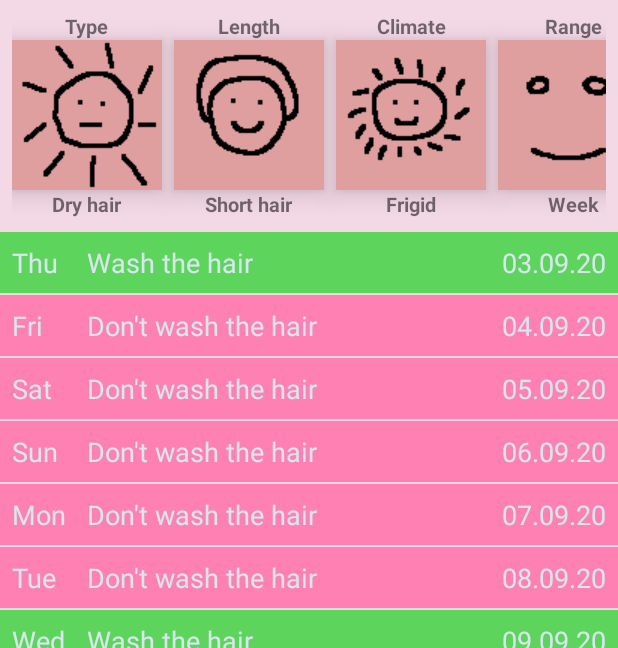
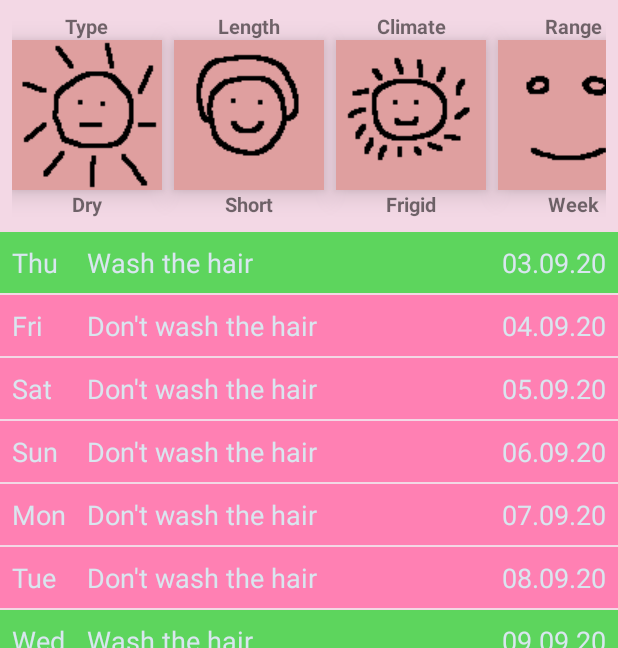
Before and after one commit to viacheslav-chugunov/hair-washing, an Android app: the screen it shows after launch (HomeActivity), on a phone screen of 412 x 824 dp, the part 84-732 px from its top. Run offline under Robolectric (Android 15) with nearby library versions, the phone set to English and light mode, and no system bars.

Commit message:
str res updated

```diff
--- a/app/src/main/res/values/strings.xml
+++ b/app/src/main/res/values/strings.xml
@@ -8,14 +8,14 @@
     <string name="hair_already_washed">Hair is already washed</string>
 
     <!--  Hair types  -->
-    <string name="dry_hair">Dry hair</string>
-    <string name="regular_hair">Regular hair</string>
-    <string name="oily_hair">Oily hair</string>
+    <string name="dry_hair">Dry</string>
+    <string name="regular_hair">Regular</string>
+    <string name="oily_hair">Oily</string>
 
     <!--  Hair lengths  -->
-    <string name="short_hair">Short hair</string>
-    <string name="middle_hair">Middle hair</string>
-    <string name="long_hair">Long hair</string>
+    <string name="short_hair">Short</string>
+    <string name="middle_hair">Middle</string>
+    <string name="long_hair">Long</string>
 
     <!--  Climates  -->
     <string name="frigid_climate">Frigid</string>
```
Also changed, not shown: 1 other file.
